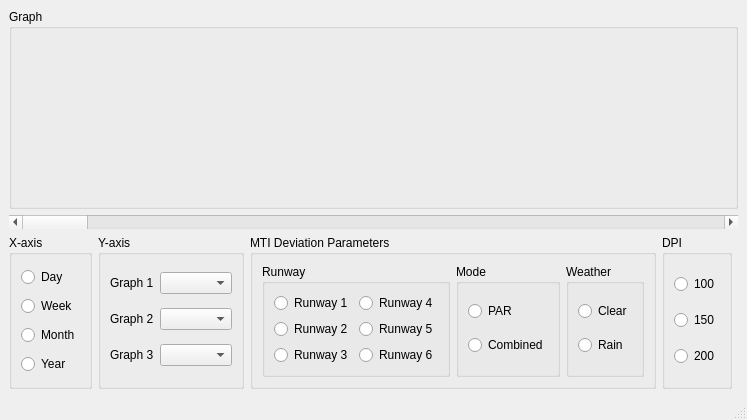
The window that resources/ui_graphwindow.ui (komministern/gca_analysis_tool) describes before a commit, drawn with Qt 5.
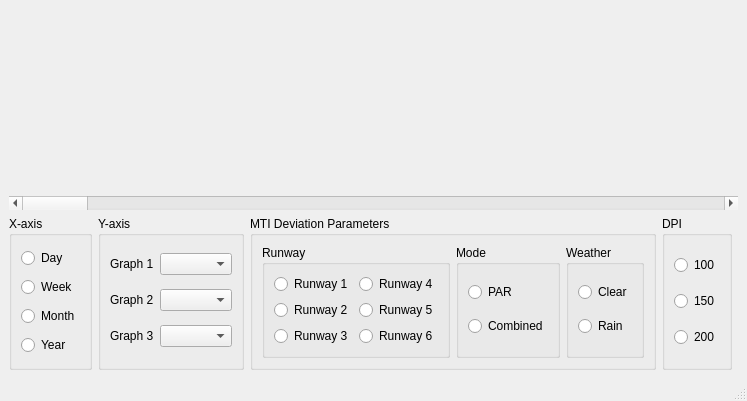
The same window after the commit. Custom widgets are drawn as their Qt base class.

```diff
--- a/resources/ui_graphwindow.ui
+++ b/resources/ui_graphwindow.ui
@@ -6,8 +6,8 @@
    <rect>
     <x>0</x>
     <y>0</y>
-    <width>614</width>
-    <height>386</height>
+    <width>586</width>
+    <height>401</height>
    </rect>
   </property>
   <property name="minimumSize">
@@ -20,29 +20,15 @@
    <string>MainWindow</string>
   </property>
   <widget class="QWidget" name="centralwidget">
-   <layout class="QGridLayout" name="gridLayout_9">
+   <layout class="QGridLayout" name="gridLayout_2">
     <item row="0" column="0" colspan="5">
-     <widget class="QGroupBox" name="groupBox">
+     <widget class="MyMplCanvasWidget" name="mplCanvasWidget" native="true">
       <property name="sizePolicy">
-       <sizepolicy hsizetype="Preferred" vsizetype="Preferred">
+       <sizepolicy hsizetype="Expanding" vsizetype="Expanding">
         <horstretch>0</horstretch>
-        <verstretch>1</verstretch>
+        <verstretch>0</verstretch>
        </sizepolicy>
       </property>
-      <property name="minimumSize">
-       <size>
-        <width>600</width>
-        <height>200</height>
-       </size>
-      </property>
-      <property name="title">
-       <string>Graph</string>
-      </property>
-      <layout class="QGridLayout" name="gridLayout_2">
-       <item row="0" column="0">
-        <widget class="MyMplCanvasWidget" name="mplCanvasWidget" native="true"/>
-       </item>
-      </layout>
      </widget>
     </item>
     <item row="1" column="0" colspan="5">
```
Left out of the diff: 2 changed lines with no effect on the pictures.
